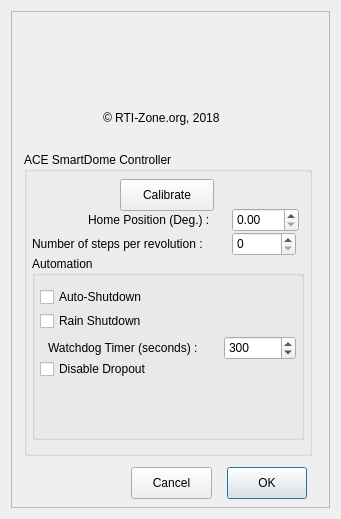
Before: the Qt Designer form ACEDome.ui in rpineau/ACEDome, drawn with Qt 5.
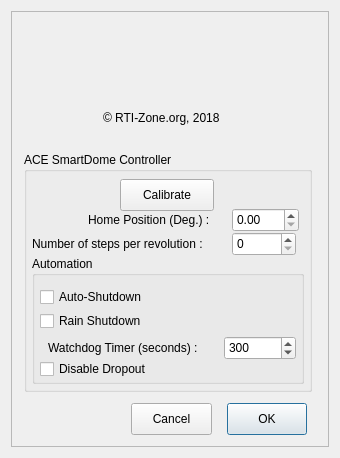
After: the same form once the commit is applied. Icons and pictures are not drawn. Custom widgets are drawn as their Qt base class.

Commit message: Fix goto and homing.

```diff
--- a/ACEDome.ui
+++ b/ACEDome.ui
@@ -6,20 +6,20 @@
    <rect>
     <x>0</x>
     <y>0</y>
-    <width>341</width>
-    <height>519</height>
+    <width>340</width>
+    <height>458</height>
    </rect>
   </property>
   <property name="minimumSize">
    <size>
-    <width>0</width>
-    <height>0</height>
+    <width>340</width>
+    <height>458</height>
    </size>
   </property>
   <property name="maximumSize">
    <size>
-    <width>9999</width>
-    <height>9999</height>
+    <width>340</width>
+    <height>458</height>
    </size>
   </property>
   <property name="windowTitle">
@@ -55,7 +55,7 @@
         <x>13</x>
         <y>141</y>
         <width>288</width>
-        <height>304</height>
+        <height>240</height>
        </rect>
       </property>
       <property name="title">
@@ -132,7 +132,7 @@
          <x>8</x>
          <y>104</y>
          <width>272</width>
-         <height>184</height>
+         <height>128</height>
         </rect>
        </property>
        <property name="title">
@@ -221,7 +221,7 @@
       <property name="geometry">
        <rect>
         <x>120</x>
-        <y>456</y>
+        <y>392</y>
         <width>81</width>
         <height>32</height>
        </rect>
@@ -234,7 +234,7 @@
       <property name="geometry">
        <rect>
         <x>216</x>
-        <y>456</y>
+        <y>392</y>
         <width>80</width>
         <height>32</height>
        </rect>
```
The commit also changes 2 other files.
